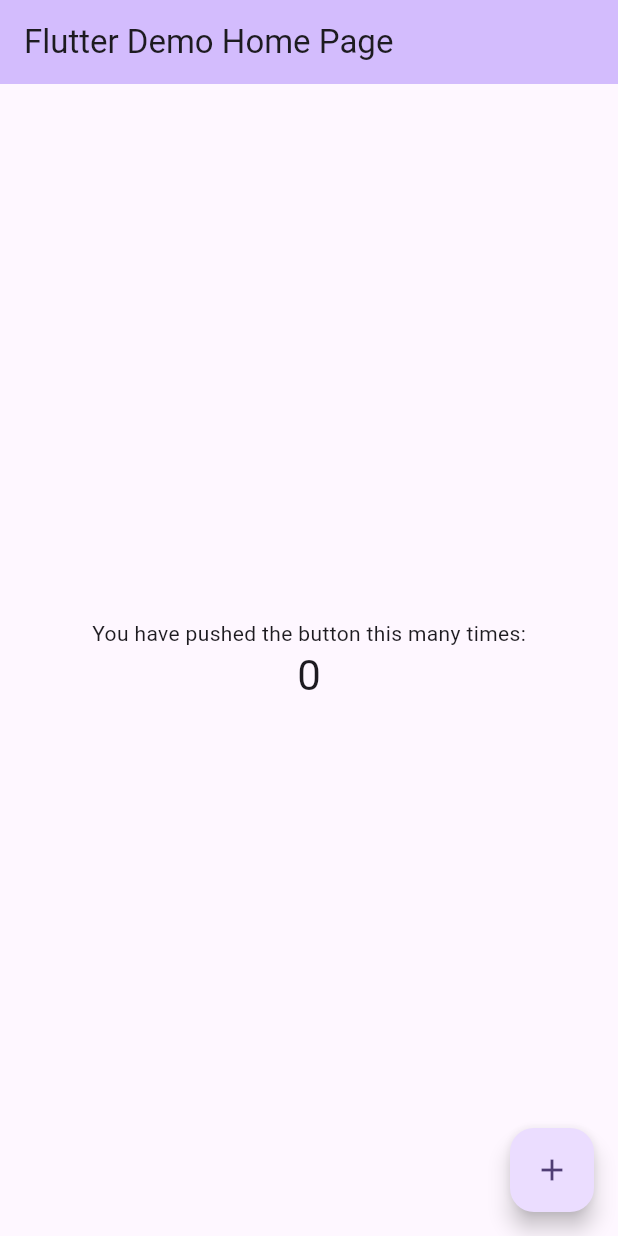
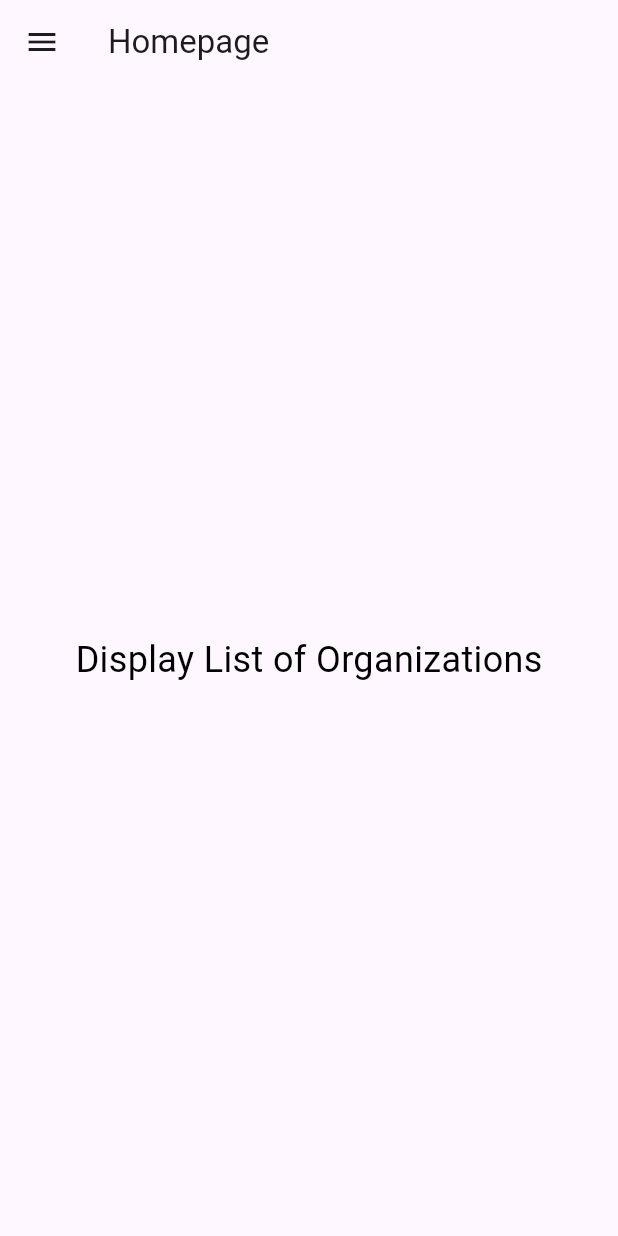
Before and after one commit to calebcstr/cmsc23proj, a Flutter app: the screen it shows after launch, on a phone screen of 412 x 824 dp. Run offline on Flutter 3.47's test engine with Material 3 defaults, Android fonts, the phone set to English and light mode, and no system bars.

Commit message:
feat: added naked homepage and donation form pages

```diff
--- /dev/null
+++ b/lib/homepage.dart
@@ -0,0 +1,57 @@
+import 'package:flutter/material.dart';
+import 'package:flutter/services.dart';
+import '../donor.dart';
+
+class Homepage extends StatefulWidget {
+  const Homepage({super.key});
+  static const routename = '/homepage';
+
+  @override
+  State<Homepage> createState() => _HomepageState();
+  //list of organizations
+}
+
+class _HomepageState extends State<Homepage> {
+
+ Widget build(BuildContext context) {
+          return Scaffold(
+        appBar: AppBar(
+          title: const Text('Homepage'),
+        ),
+        drawer: Drawer(
+          //Creates a drawer for the user
+          child: Padding(
+            padding: const EdgeInsets.only(top: 40),
+            child: ListView(
+              // Important: Remove any padding from the ListView.
+              padding: EdgeInsets.zero,
+              children: [
+                ListTile(
+                    title: const Text('Donation Box'),
+                    onTap: () async {Navigator.push(
+                    context, MaterialPageRoute(builder: (context) => const DonationPage()));}),
+                ListTile(
+                  title: const Text('Homepage'),
+                  onTap: () {
+                    Navigator.pop(context);
+                    // Update the state of the app
+                    // ...
+                    // Then close the drawer
+                  },
+                ),
+              ],
+            ),
+          ),
+        ),
+
+        body: const Column(mainAxisAlignment: MainAxisAlignment.center, children: [
+                Center(child: Text("Display List of Organizations",
+                overflow: TextOverflow.ellipsis,
+                 style: TextStyle(color: Colors.black,
+                    fontSize: 24.0)
+                 ))
+
+        ]));
+ }
+
+}
--- a/lib/main.dart
+++ b/lib/main.dart
@@ -1,4 +1,6 @@
 import 'package:flutter/material.dart';
+import '../donor.dart';
+import '../homepage.dart';
 
 void main() {
   runApp(const MyApp());
@@ -7,119 +9,29 @@
 class MyApp extends StatelessWidget {
   const MyApp({super.key});
 
-  // This widget is the root of your application.
   @override
   Widget build(BuildContext context) {
     return MaterialApp(
-      title: 'Flutter Demo',
+      title: 'Exercise 5',
       theme: ThemeData(
-        // This is the theme of your application.
-        //
-        // TRY THIS: Try running your application with "flutter run". You'll see
-        // the application has a purple toolbar. Then, without quitting the app,
-        // try changing the seedColor in the colorScheme below to Colors.green
-        // and then invoke "hot reload" (save your changes or press the "hot
-        // reload" button in a Flutter-supported IDE, or press "r" if you used
-        // the command line to start the app).
-        //
-        // Notice that the counter didn't reset back to zero; the application
-        // state is not lost during the reload. To reset the state, use hot
-        // restart instead.
-        //
-        // This works for code too, not just values: Most code changes can be
-        // tested with just a hot reload.
         colorScheme: ColorScheme.fromSeed(seedColor: Colors.deepPurple),
         useMaterial3: true,
       ),
-      home: const MyHomePage(title: 'Flutter Demo Home Page'),
-    );
+    initialRoute: '/main',
+    routes: {
+      '/main': (context) => const Homepage(),
+      '/donationPage': (context) => const DonationPage()
+  //    '/profile': (context) => const ProfilePage()
+    },
+    onGenerateRoute: (settings) {
+    if (settings.name == DonationPage.routename) {
+    return MaterialPageRoute(
+          builder: (context) => const Scaffold(
+             body: DonationPage(),
+          ),
+        );
+  }
+},
+  );
   }
 }
-
-class MyHomePage extends StatefulWidget {
-  const MyHomePage({super.key, required this.title});
-
-  // This widget is the home page of your application. It is stateful, meaning
-  // that it has a State object (defined below) that contains fields that affect
-  // how it looks.
-
-  // This class is the configuration for the state. It holds the values (in this
-  // case the title) provided by the parent (in this case the App widget) and
-  // used by the build method of the State. Fields in a Widget subclass are
-  // always marked "final".
-
-  final String title;
-
-  @override
-  State<MyHomePage> createState() => _MyHomePageState();
-}
-
-class _MyHomePageState extends State<MyHomePage> {
-  int _counter = 0;
-
-  void _incrementCounter() {
-    setState(() {
-      // This call to setState tells the Flutter framework that something has
-      // changed in this State, which causes it to rerun the build method below
-      // so that the display can reflect the updated values. If we changed
-      // _counter without calling setState(), then the build method would not be
-      // called again, and so nothing would appear to happen.
-      _counter++;
-    });
-  }
-
-  @override
-  Widget build(BuildContext context) {
-    // This method is rerun every time setState is called, for instance as done
-    // by the _incrementCounter method above.
-    //
-    // The Flutter framework has been optimized to make rerunning build methods
-    // fast, so that you can just rebuild anything that needs updating rather
-    // than having to individually change instances of widgets.
-    return Scaffold(
-      appBar: AppBar(
-        // TRY THIS: Try changing the color here to a specific color (to
-        // Colors.amber, perhaps?) and trigger a hot reload to see the AppBar
-        // change color while the other colors stay the same.
-        backgroundColor: Theme.of(context).colorScheme.inversePrimary,
-        // Here we take the value from the MyHomePage object that was created by
-        // the App.build method, and use it to set our appbar title.
-        title: Text(widget.title),
-      ),
-      body: Center(
-        // Center is a layout widget. It takes a single child and positions it
-        // in the middle of the parent.
-        child: Column(
-          // Column is also a layout widget. It takes a list of children and
-          // arranges them vertically. By default, it sizes itself to fit its
-          // children horizontally, and tries to be as tall as its parent.
-          //
-          // Column has various properties to control how it sizes itself and
-          // how it positions its children. Here we use mainAxisAlignment to
-          // center the children vertically; the main axis here is the vertical
-          // axis because Columns are vertical (the cross axis would be
-          // horizontal).
-          //
-          // TRY THIS: Invoke "debug painting" (choose the "Toggle Debug Paint"
-          // action in the IDE, or press "p" in the console), to see the
-          // wireframe for each widget.
-          mainAxisAlignment: MainAxisAlignment.center,
-          children: <Widget>[
-            const Text(
-              'You have pushed the button this many times:',
-            ),
-            Text(
-              '$_counter',
-              style: Theme.of(context).textTheme.headlineMedium,
-            ),
-          ],
-        ),
-      ),
-      floatingActionButton: FloatingActionButton(
-        onPressed: _incrementCounter,
-        tooltip: 'Increment',
-        child: const Icon(Icons.add),
-      ), // This trailing comma makes auto-formatting nicer for build methods.
-    );
-  }
-}
```
Also changed, not shown: lib/donor.dart (+370 -0 lines), lib/profile.dart (added).
